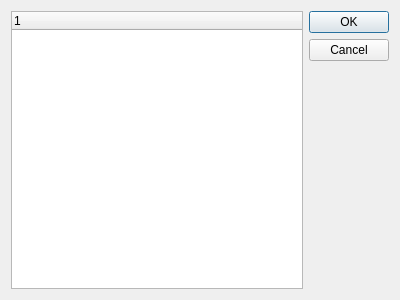
Old version of the form chooseitemdialog.ui in the repository qwertylevel3/AutoSchema.
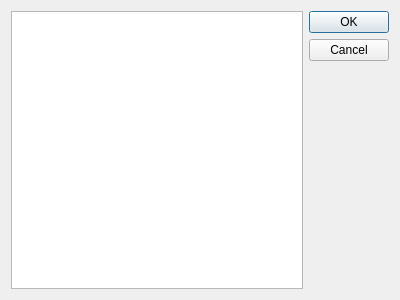
New version of the form.

Commit message: add date ,analyse date,build tree

Diff of the .ui file:
```diff
--- a/chooseitemdialog.ui
+++ b/chooseitemdialog.ui
@@ -15,13 +15,7 @@
   </property>
   <layout class="QHBoxLayout" name="horizontalLayout">
    <item>
-    <widget class="QTreeWidget" name="treeWidget">
-     <column>
-      <property name="text">
-       <string notr="true">1</string>
-      </property>
-     </column>
-    </widget>
+    <widget class="QTreeView" name="treeView"/>
    </item>
    <item>
     <widget class="QDialogButtonBox" name="buttonBox">
```
The commit also changes 13 other files.
